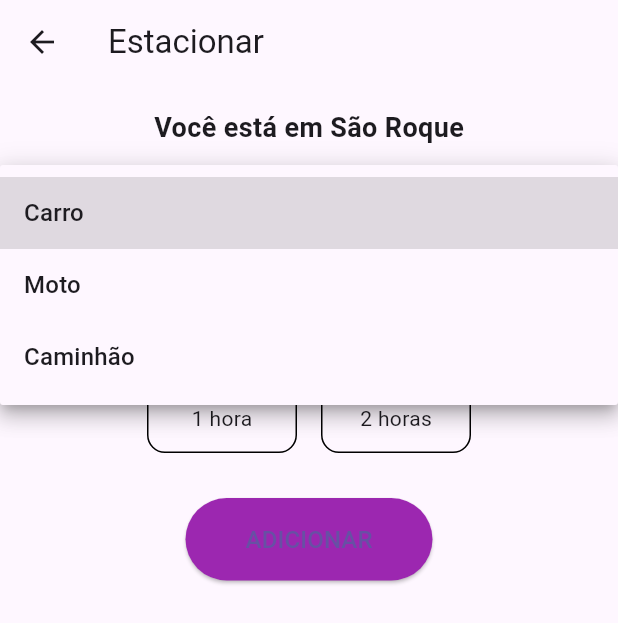
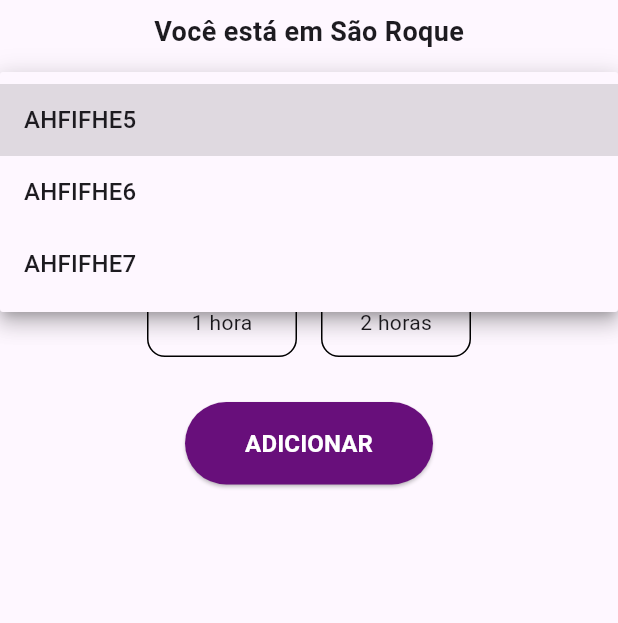
Before and after one commit to LucasCGentile/estaciona_facil, a Flutter app: the EstacionaPage screen opened directly, after a tap on "selecione o veículo", on a phone screen of 412 x 824 dp. Shown: the top 623 px of the screen. Run offline on Flutter 3.47's test engine with Material 3 defaults, Android fonts, the phone set to English and light mode, and no system bars; our stand-ins replace lottie, mask_text_input_formatter, pin_code_fields, shared_preferences; accounts and stored records are empty; network calls fail.

Commit message:
Alteração na estaciona page
Padronização do botão e correção da classe

```diff
--- a/lib/pages/estaciona_page.dart
+++ b/lib/pages/estaciona_page.dart
@@ -1,3 +1,4 @@
+import 'package:estaciona_facil/assets/app_colors.dart';
 import 'package:flutter/material.dart';
 
 class EstacionaPage extends StatefulWidget {
@@ -10,15 +11,20 @@ class EstacionaPage extends StatefulWidget {
 }
 
 class _MyHomePageState extends State<EstacionaPage> {
+
   String? veiculoSelecionado;
-  final List<String> veiculos = ['Carro', 'Moto', 'Caminhão'];
+  final List<String> veiculos = ['AHFIFHE5', 'AHFIFHE6', 'AHFIFHE7'];
+
 
   @override
   Widget build(BuildContext context) {
     return Scaffold(
-      appBar: AppBar(title: Text(widget.title)),
-      body: Padding(
-        padding: const EdgeInsets.all(16.0),
+      body: Center(
+
+
+
+        child: Padding(
+          padding: const EdgeInsets.all(8.0),
           child: Column(
             children: [
               const Text(
@@ -62,7 +68,7 @@ class _MyHomePageState extends State<EstacionaPage> {
                   // Ação do botão
                 },
                 style: ElevatedButton.styleFrom(
-                backgroundColor: Colors.purple,
+                  backgroundColor:  AppColors.corPrincipal,
                   shape: RoundedRectangleBorder(
                     borderRadius: BorderRadius.circular(30),
                   ),
@@ -70,10 +76,11 @@ class _MyHomePageState extends State<EstacionaPage> {
                 ),
                 child: const Text(
                   "ADICIONAR",
-                style: TextStyle(fontSize: 16),
+                  style: TextStyle(fontSize: 16, color: Colors.white, fontWeight: FontWeight.bold),
                 ),
               ),
             ],
+          ),
         ),
       ),
     );
@@ -97,6 +104,8 @@ class _MyHomePageState extends State<EstacionaPage> {
           ),
           Text(duracao),
         ],
+
+
         ),
         );
   }
--- a/lib/pages/main_screen.dart
+++ b/lib/pages/main_screen.dart
@@ -139,6 +139,7 @@ class MainScreenState extends State<MainScreen> {
     const ChangePassword(title: 'Alterar Senha'), // 9
   ];
 
+
   void _onNavTap(int index) {
     if (index == 3) {
       showModalBottomSheet(
```
Also changed, not shown: pubspec.lock. Lines whose indentation alone changed are shown as unchanged.
